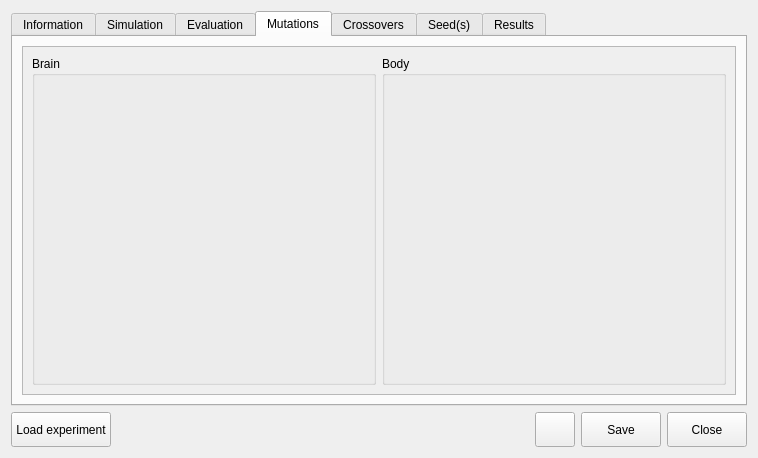
The window that src/genelab/core/ui/widgets/experiments/experimentspropertiescontroller.ui (GeneCraft/GeneCraft-Project) describes before a commit, drawn with Qt 5.
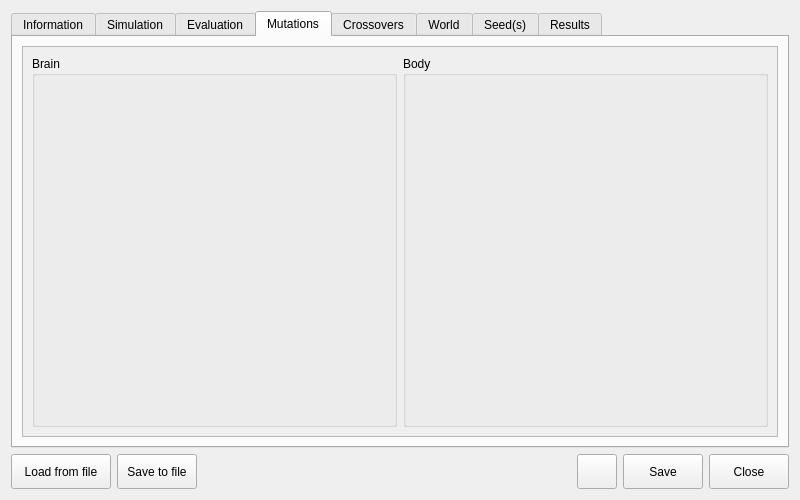
The same window after the commit. Icons and pictures are not drawn.

```diff
--- a/src/genelab/core/ui/widgets/experiments/experimentspropertiescontroller.ui
+++ b/src/genelab/core/ui/widgets/experiments/experimentspropertiescontroller.ui
@@ -6,8 +6,8 @@
    <rect>
     <x>0</x>
     <y>0</y>
-    <width>758</width>
-    <height>458</height>
+    <width>800</width>
+    <height>500</height>
    </rect>
   </property>
   <property name="windowTitle">
@@ -317,8 +317,8 @@
            <rect>
             <x>0</x>
             <y>0</y>
-            <width>714</width>
-            <height>350</height>
+            <width>756</width>
+            <height>392</height>
            </rect>
           </property>
           <layout class="QHBoxLayout" name="horizontalLayout">
@@ -327,6 +327,9 @@
              <property name="title">
               <string>Brain</string>
              </property>
+             <property name="checkable">
+              <bool>false</bool>
+             </property>
              <layout class="QGridLayout" name="gridLayout_8">
               <item row="0" column="0">
                <layout class="QVBoxLayout" name="vlBrainMutations"/>
@@ -352,6 +355,9 @@
              <property name="title">
               <string>Body</string>
              </property>
+             <property name="checkable">
+              <bool>false</bool>
+             </property>
              <layout class="QGridLayout" name="gridLayout_7">
               <item row="0" column="0">
                <layout class="QVBoxLayout" name="vlBodyMutations"/>
@@ -383,6 +389,15 @@
        <string>Crossovers</string>
       </attribute>
      </widget>
+     <widget class="QWidget" name="tab_8">
+      <attribute name="icon">
+       <iconset resource="../../../ressources/ressources.qrc">
+        <normaloff>:/img/icons/world</normaloff>:/img/icons/world</iconset>
+      </attribute>
+      <attribute name="title">
+       <string>World</string>
+      </attribute>
+     </widget>
      <widget class="QWidget" name="tab_7">
       <attribute name="icon">
        <iconset resource="../../../ressources/ressources.qrc">
@@ -429,7 +444,7 @@
       </size>
      </property>
      <property name="text">
-      <string>Load experiment</string>
+      <string>Load from file</string>
      </property>
     </widget>
    </item>
@@ -446,6 +461,19 @@
      </property>
     </widget>
    </item>
+   <item row="2" column="1">
+    <widget class="QPushButton" name="pbSaveToFile">
+     <property name="minimumSize">
+      <size>
+       <width>0</width>
+       <height>35</height>
+      </size>
+     </property>
+     <property name="text">
+      <string>Save to file</string>
+     </property>
+    </widget>
+   </item>
   </layout>
  </widget>
  <resources>
```
Left out of the diff: 4 changed lines with no effect on the pictures.
